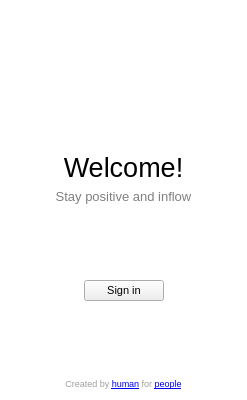
Before: the Qt Designer form mainwindow.ui in Amixp/flow, drawn with Qt 5.
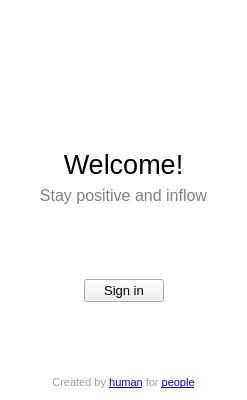
After: the same form once the commit is applied. Icons and pictures are not drawn.

Diff of the .ui file:
```diff
--- a/mainwindow.ui
+++ b/mainwindow.ui
@@ -114,7 +114,7 @@
      <widget class="QLabel" name="label_2">
       <property name="font">
        <font>
-        <pointsize>10</pointsize>
+        <pointsize>12</pointsize>
        </font>
       </property>
       <property name="styleSheet">
@@ -160,7 +160,7 @@
        <widget class="QPushButton" name="signInButton">
         <property name="font">
          <font>
-          <pointsize>8</pointsize>
+          <pointsize>10</pointsize>
          </font>
         </property>
         <property name="text">
@@ -203,7 +203,7 @@
      <widget class="QLabel" name="label_4">
       <property name="font">
        <font>
-        <pointsize>7</pointsize>
+        <pointsize>8</pointsize>
        </font>
       </property>
       <property name="styleSheet">
```
